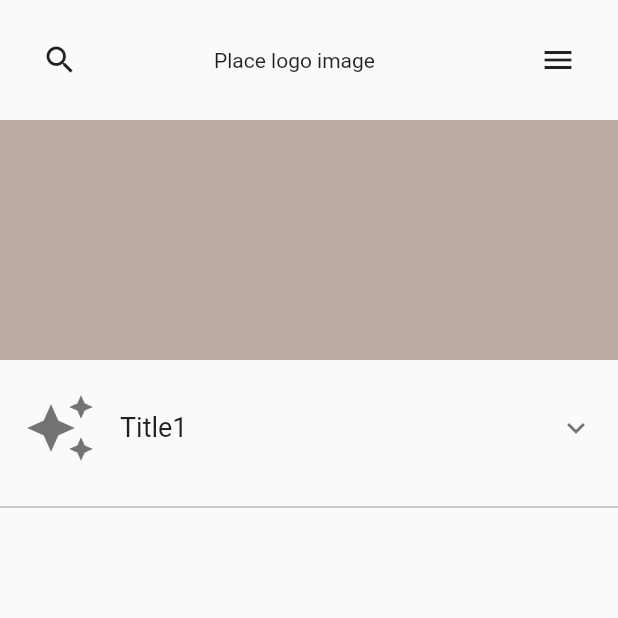
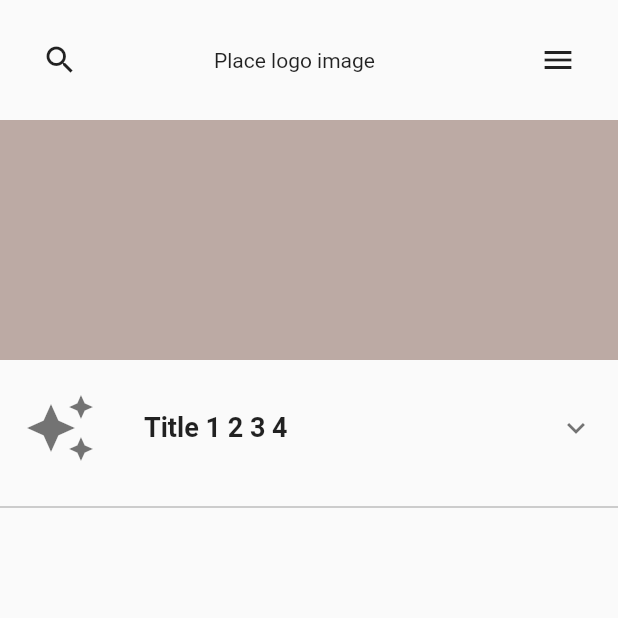
Before and after one commit to JAICHANGPARK/flutter_notebook_8th_story, a Flutter app: the screen it shows after launch, on a phone screen of 412 x 824 dp, the top half of it. Run offline on Flutter 3.47's test engine with Material 2 defaults, Android fonts, the phone set to English and light mode, and no system bars; our stand-ins replace badges, flutter_hooks, google_fonts, hooks_riverpod, state_notifier.

Commit message:
Update dental_service_app.dart

```diff
--- a/lib/ep578_dental_service/dental_service_app.dart
+++ b/lib/ep578_dental_service/dental_service_app.dart
@@ -54,9 +54,13 @@ class _DentalMainPageState extends State<DentalMainPage> {
               ),
               Padding(
                 padding: const EdgeInsets.only(top: 16),
-                child: ExpansionTile(title: Text("Title1", style: TextStyle(
-                  fontSize: 18
-                ),),
+                child: ExpansionTile(title: Padding(
+                  padding: const EdgeInsets.only(left: 16),
+                  child: Text("Title 1 2 3 4", style: TextStyle(
+                    fontSize: 18,
+                    fontWeight: FontWeight.bold
+                  ),),
+                ),
                 leading: Icon(Icons.auto_awesome, size: 48,),
                 children: [
 
```
